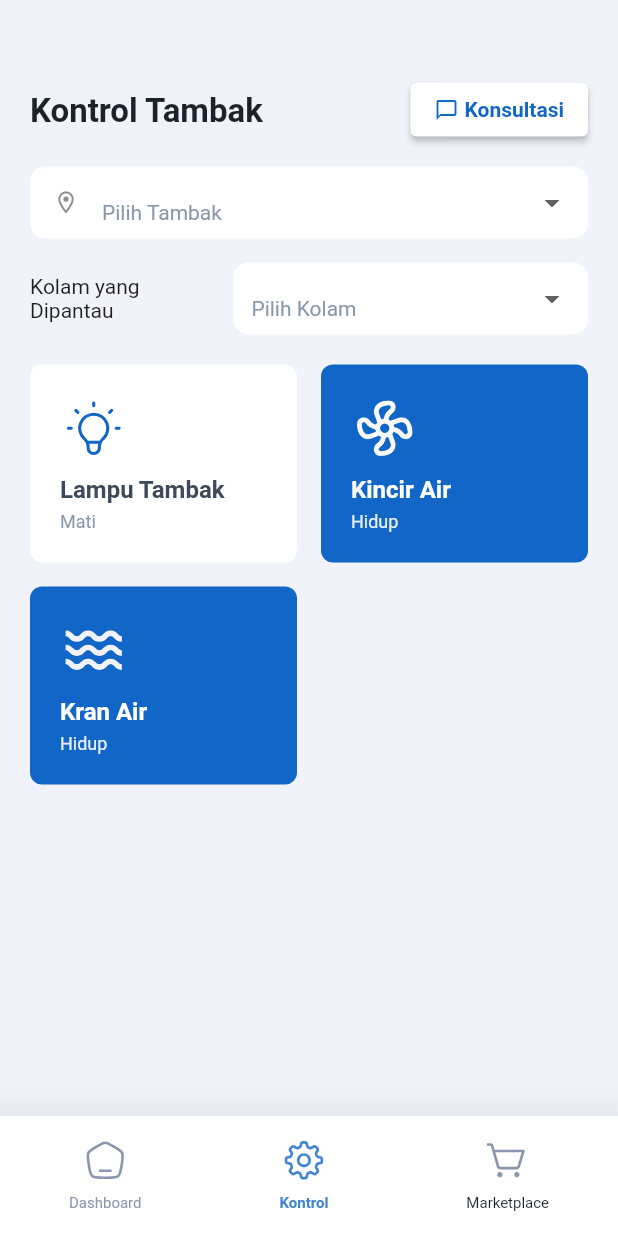
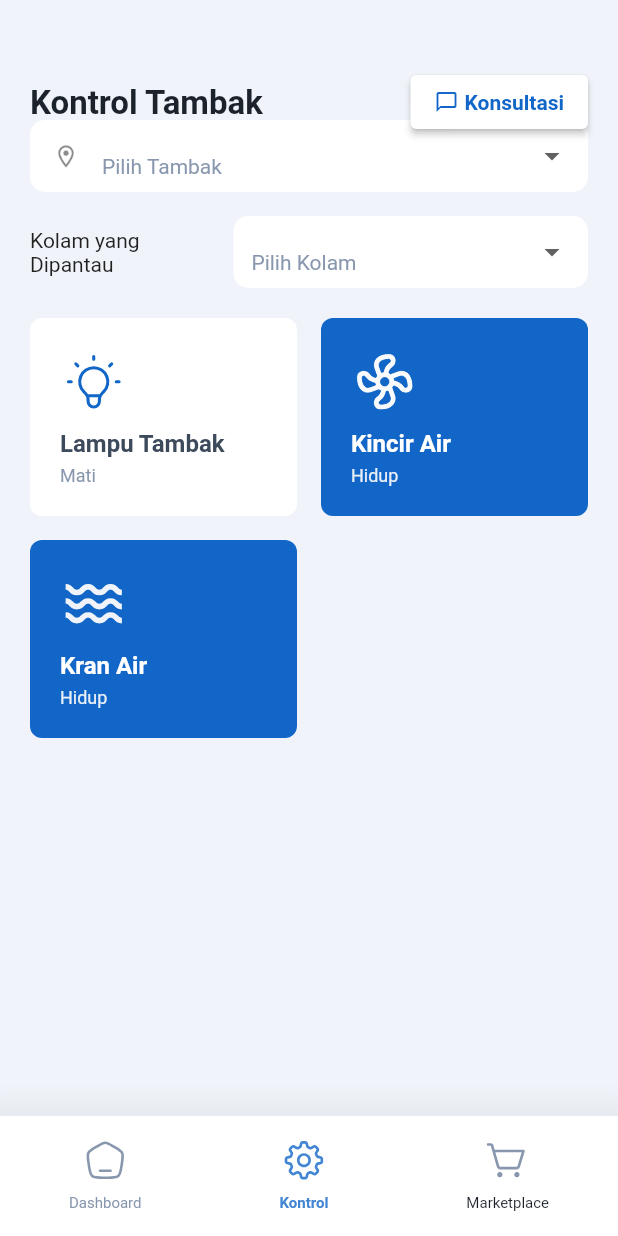
Before and after one commit to Playbox-Kotak-Berkah/Mobile, a Flutter app: the screen it shows after launch, after a tap on "Kontrol", on a phone screen of 412 x 824 dp. Run offline on Flutter 3.47's test engine with Material 2 defaults, Android fonts, the phone set to English and light mode, and no system bars; our stand-ins replace dio, dropdown_button2, email_validator, flutter_svg, fluttertoast, get and 2 more.

Commit message:
fix appbar in kontrol screen

```diff
--- a/lib/app/view/kontrol_screen.dart
+++ b/lib/app/view/kontrol_screen.dart
@@ -1,9 +1,6 @@
 import 'package:flutter/material.dart';
 import 'package:playbox/app/types/indicator_type.dart';
-import 'package:playbox/partials/kontrol/bulb_indicator.dart';
 import 'package:playbox/partials/kontrol/card_indicator.dart';
-import 'package:playbox/partials/kontrol/fan_indicator.dart';
-import 'package:playbox/partials/kontrol/water_indicator.dart';
 import 'package:playbox/utils/color_constants.dart';
 import 'package:playbox/utils/text_styles.dart';
 import 'package:playbox/widgets/app_bottombar.dart';
@@ -21,14 +18,16 @@ class _KontrolPageState extends State<KontrolPage> {
   @override
   Widget build(BuildContext context) {
     return Scaffold(
-      body: SingleChildScrollView(
-        child: Padding(
-          padding: EdgeInsets.symmetric(horizontal: 20, vertical: 40),
-          child: Column(
-            crossAxisAlignment: CrossAxisAlignment.stretch,
+      appBar: PreferredSize(
+        preferredSize: Size(100.w, 80),
+        child: AppBar(
+          automaticallyImplyLeading: false,
+          flexibleSpace: Column(
             children: [
-              SizedBox(height: 15),
-              Row(
+              SizedBox(height: 50),
+              Padding(
+                padding: EdgeInsets.symmetric(horizontal: 20),
+                child: Row(
                   mainAxisAlignment: MainAxisAlignment.spaceBetween,
                   children: [
                     Text(
@@ -61,7 +60,17 @@ class _KontrolPageState extends State<KontrolPage> {
                     ),
                   ],
                 ),
-              SizedBox(height: 20),
+              ),
+            ],
+          ),
+        ),
+      ),
+      body: SingleChildScrollView(
+        child: Padding(
+          padding: EdgeInsets.symmetric(horizontal: 20),
+          child: Column(
+            crossAxisAlignment: CrossAxisAlignment.stretch,
+            children: [
               AppDropdown(
                 hintText: "Pilih Tambak",
                 prefixIcon: Icon(Icons.location_on_outlined),
--- a/lib/utils/global_theme.dart
+++ b/lib/utils/global_theme.dart
@@ -3,6 +3,10 @@ import 'package:playbox/utils/color_constants.dart';
 
 ThemeData globalTheme() {
   return ThemeData(
+    appBarTheme: AppBarTheme(
+      backgroundColor: ColorConstants.slate[50],
+      elevation: 0,
+    ),
     primaryColor: ColorConstants.primary[500],
     scaffoldBackgroundColor: ColorConstants.slate[50],
     elevatedButtonTheme: ElevatedButtonThemeData(
```
Lines whose indentation alone changed are shown as unchanged.
